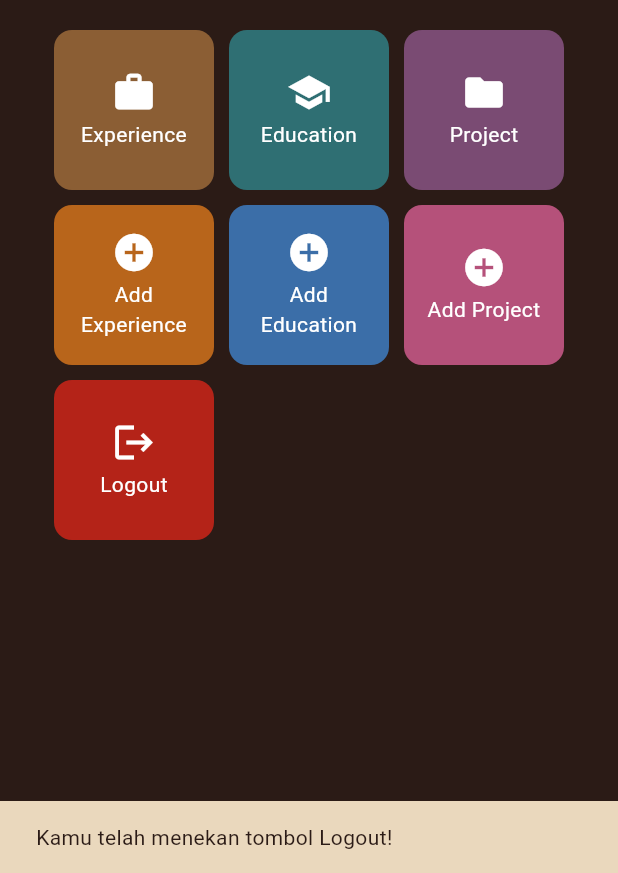
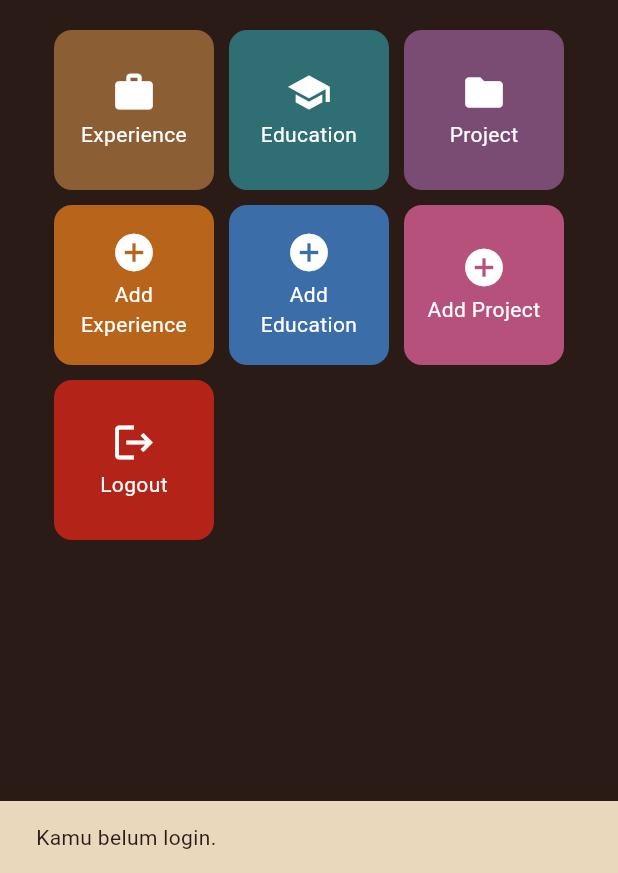
Before and after one commit to JohannesNichola/myportofolio_mobile, a Flutter app: the screen it shows after launch, after a tap on "Logout", on a phone screen of 412 x 824 dp, the part 363-1236 px from its top. Run offline on Flutter 3.47's test engine with Material 3 defaults, Android fonts, the phone set to English and light mode, and no system bars; our stand-ins replace material_ui; generated files the repository leaves out were written again; network calls fail.

Commit message:
feat(auth): protect Add Project, add Login/Logout and post projects to API

```diff
--- a/lib/screens/menu.dart
+++ b/lib/screens/menu.dart
@@ -6,6 +6,7 @@ import 'package:myportofolio_mobile/screens/project_form.dart';
 import 'package:myportofolio_mobile/widgets/left_drawer.dart';
 import 'package:myportofolio_mobile/widgets/project_card.dart';
 import 'package:myportofolio_mobile/screens/project_list_screen.dart';
+import 'package:myportofolio_mobile/widgets/auth_guard.dart';
 
 /// Halaman utama aplikasi MyPortfolio Mobile.
 class MyHomePage extends StatelessWidget {
@@ -41,8 +42,14 @@ class MyHomePage extends StatelessWidget {
       Icons.add_circle,
       AppColors.addProject,
       page: const ProjectFormPage(),
+      requiresLogin: true,
     ),
-    ItemHomepage("Logout", Icons.logout, AppColors.logout),
+    ItemHomepage(
+      "Logout",
+      Icons.logout,
+      AppColors.logout,
+      onTap: performLogout,
+    ),
   ];
 
   @override
@@ -144,11 +151,22 @@ class InfoCard extends StatelessWidget {
 
 /// Model data untuk satu kartu aksi di halaman utama.
 /// [page] bersifat opsional: jika diisi, kartu membuka halaman tersebut.
+/// [requiresLogin] mewajibkan login sebelum [page] dibuka.
+/// [onTap] bersifat opsional: aksi khusus (mis. Logout) yang menggantikan navigasi.
 class ItemHomepage {
   final String name;
   final IconData icon;
   final Color color;
   final Widget? page;
+  final bool requiresLogin;
+  final Future<void> Function(BuildContext context)? onTap;
 
-  ItemHomepage(this.name, this.icon, this.color, {this.page});
+  ItemHomepage(
+    this.name,
+    this.icon,
+    this.color, {
+    this.page,
+    this.requiresLogin = false,
+    this.onTap,
+  });
 }
--- a/lib/widgets/auth_guard.dart
+++ b/lib/widgets/auth_guard.dart
@@ -16,3 +16,21 @@ Future<bool> ensureLoggedIn(BuildContext context) async {
   );
   return loggedIn ?? false;
 }
+
+/// Logout dari kartu Logout maupun drawer; memberi umpan balik lewat SnackBar.
+Future<void> performLogout(BuildContext context) async {
+  final auth = context.read<AuthState>();
+  final messenger = ScaffoldMessenger.of(context);
+  final wasLoggedIn = auth.isLoggedIn;
+
+  messenger.hideCurrentSnackBar();
+  if (!wasLoggedIn) {
+    messenger.showSnackBar(const SnackBar(content: Text('Kamu belum login.')));
+    return;
+  }
+
+  await auth.logout();
+  messenger
+    ..hideCurrentSnackBar()
+    ..showSnackBar(const SnackBar(content: Text('Berhasil logout.')));
+}
--- a/lib/widgets/left_drawer.dart
+++ b/lib/widgets/left_drawer.dart
@@ -1,10 +1,13 @@
 import 'package:material_ui/material_ui.dart';
 import 'package:myportofolio_mobile/palette.dart';
+import 'package:myportofolio_mobile/screens/education_form.dart';
+import 'package:myportofolio_mobile/screens/experience_form.dart';
 import 'package:myportofolio_mobile/screens/menu.dart';
-import 'package:myportofolio_mobile/screens/experience_form.dart';
-import 'package:myportofolio_mobile/screens/education_form.dart';
 import 'package:myportofolio_mobile/screens/project_form.dart';
 import 'package:myportofolio_mobile/screens/project_list_screen.dart';
+import 'package:myportofolio_mobile/services/auth_state.dart';
+import 'package:myportofolio_mobile/widgets/auth_guard.dart';
+import 'package:provider/provider.dart';
 
 /// Drawer menu untuk berpindah antar halaman aplikasi.
 /// Drawer yang sama dipakai di halaman utama dan semua halaman formulir.
@@ -12,17 +15,21 @@ class LeftDrawer extends StatelessWidget {
   const LeftDrawer({super.key});
 
   /// Satu opsi drawer yang mengganti halaman saat ini dengan [page].
+  /// Jika [requiresLogin], pengguna diarahkan ke login lebih dulu.
   Widget _buildItem(
     BuildContext context, {
     required IconData icon,
     required String title,
     required Widget page,
+    bool requiresLogin = false,
   }) {
     return ListTile(
       leading: Icon(icon),
       title: Text(title),
       iconColor: AppColors.accentDark,
-      onTap: () {
+      onTap: () async {
+        if (requiresLogin && !await ensureLoggedIn(context)) return;
+        if (!context.mounted) return;
         Navigator.pushReplacement(
           context,
           MaterialPageRoute(builder: (context) => page),
@@ -33,6 +40,8 @@ class LeftDrawer extends StatelessWidget {
 
   @override
   Widget build(BuildContext context) {
+    final isLoggedIn = context.watch<AuthState>().isLoggedIn;
+
     return Drawer(
       backgroundColor: AppColors.paper,
       child: ListView(
@@ -90,7 +99,30 @@ class LeftDrawer extends StatelessWidget {
             icon: Icons.add_circle_outline,
             title: 'Add Project',
             page: const ProjectFormPage(),
+            requiresLogin: true,
           ),
+          const Divider(color: AppColors.line),
+          if (isLoggedIn)
+            ListTile(
+              leading: const Icon(Icons.logout),
+              title: const Text('Logout'),
+              iconColor: AppColors.accentDark,
+              onTap: () async {
+                Navigator.pop(context);
+                await performLogout(context);
+              },
+            )
+          else
+            ListTile(
+              leading: const Icon(Icons.login),
+              title: const Text('Login'),
+              iconColor: AppColors.accentDark,
+              onTap: () async {
+                if (await ensureLoggedIn(context) && context.mounted) {
+                  Navigator.pop(context);
+                }
+              },
+            ),
         ],
       ),
     );
--- a/lib/widgets/project_card.dart
+++ b/lib/widgets/project_card.dart
@@ -1,12 +1,38 @@
 import 'package:material_ui/material_ui.dart';
 import 'package:myportofolio_mobile/screens/menu.dart';
+import 'package:myportofolio_mobile/widgets/auth_guard.dart';
 
 /// Kartu tombol aksi; warna latar diambil dari [ItemHomepage.color].
-/// Jika [ItemHomepage.page] terisi, kartu membuka halaman tersebut.
+/// Jika [ItemHomepage.page] terisi, kartu membuka halaman tersebut
+/// (setelah login bila [ItemHomepage.requiresLogin]).
 class ItemCard extends StatelessWidget {
   final ItemHomepage item;
 
   const ItemCard(this.item, {super.key});
+
+  Future<void> _handleTap(BuildContext context) async {
+    // Memunculkan SnackBar ketika diklik
+    ScaffoldMessenger.of(context)
+      ..hideCurrentSnackBar()
+      ..showSnackBar(
+        SnackBar(content: Text("Kamu telah menekan tombol ${item.name}!")),
+      );
+
+    final action = item.onTap;
+    if (action != null) {
+      await action(context);
+      return;
+    }
+
+    final page = item.page;
+    if (page == null) return;
+
+    if (item.requiresLogin && !await ensureLoggedIn(context)) return;
+    if (!context.mounted) return;
+
+    // Navigate ke halaman yang sesuai
+    Navigator.push(context, MaterialPageRoute(builder: (context) => page));
+  }
 
   @override
   Widget build(BuildContext context) {
@@ -14,25 +40,7 @@ class ItemCard extends StatelessWidget {
       color: item.color,
       borderRadius: BorderRadius.circular(12),
       child: InkWell(
-        onTap: () {
-          // Memunculkan SnackBar ketika diklik
-          ScaffoldMessenger.of(context)
-            ..hideCurrentSnackBar()
-            ..showSnackBar(
-              SnackBar(
-                content: Text("Kamu telah menekan tombol ${item.name}!"),
-              ),
-            );
-
-          // Navigate ke halaman yang sesuai
-          final page = item.page;
-          if (page != null) {
-            Navigator.push(
-              context,
-              MaterialPageRoute(builder: (context) => page),
-            );
-          }
-        },
+        onTap: () => _handleTap(context),
         child: Container(
           padding: const EdgeInsets.all(8),
           child: Center(
```
Also changed, not shown: lib/screens/project_form.dart (+52 -3 lines), 1 other file.
